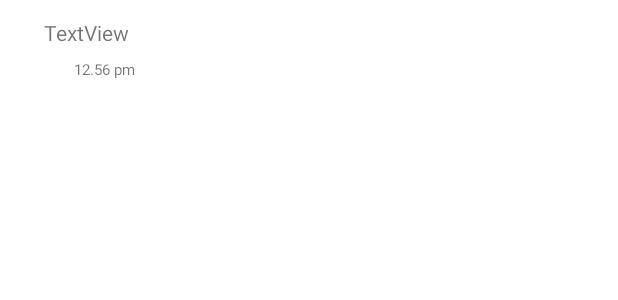
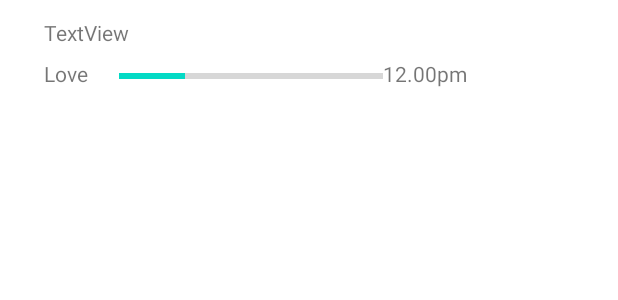
Before and after one commit to SKeerththan/iChat--Chat-Application-with-text-based-emotion-detection, an Android app: the layout sample_reciver.xml on its own in the app's theme, with its tools: preview values and no code run, on a phone screen of 412 x 824 dp. Shown: the top 300 px of the screen. Run offline under Robolectric (Android 15) with nearby library versions, the phone set to English and light mode, and no system bars.

Commit message:
final code v2

```diff
--- a/ChatApp/app/src/main/java/keerththan/sk/ichat/Adapter/ChatAdapter.java
+++ b/ChatApp/app/src/main/java/keerththan/sk/ichat/Adapter/ChatAdapter.java
@@ -10,6 +10,7 @@ import android.util.Log;
 import android.view.LayoutInflater;
 import android.view.View;
 import android.view.ViewGroup;
+import android.widget.ProgressBar;
 import android.widget.TextView;
 
 import androidx.annotation.NonNull;
@@ -155,7 +156,8 @@ public class ChatAdapter extends RecyclerView.Adapter {
                             Log.i("TAG", "Connection failure");
                         }
                         ((RecieverViewHolder) holder).recieverMsg.setText(translatedText);
-
+                        ((RecieverViewHolder) holder).emotionLableText.setText(messageModel.getSendMessageEmotionLable());
+                        ((RecieverViewHolder) holder).progressBar.setProgress(messageModel.getSendMessageEmotionScore().intValue());
 
 
 
@@ -256,12 +258,15 @@ public class ChatAdapter extends RecyclerView.Adapter {
 
 
     public class RecieverViewHolder extends RecyclerView.ViewHolder {
-        TextView recieverMsg, receiverTime;
+        TextView recieverMsg, receiverTime,emotionLableText;
+        ProgressBar progressBar;
 
         public RecieverViewHolder(@NonNull View itemView) {
             super(itemView);
             recieverMsg = itemView.findViewById(R.id.reciverText);
             receiverTime = itemView.findViewById(R.id.receiverTime);
+            emotionLableText=itemView.findViewById(R.id.emotionLableText);
+            progressBar=itemView.findViewById(R.id.progressBar);
 
         }
     }
--- a/ChatApp/app/src/main/res/layout/sample_reciver.xml
+++ b/ChatApp/app/src/main/res/layout/sample_reciver.xml
@@ -2,17 +2,17 @@
 <androidx.constraintlayout.widget.ConstraintLayout xmlns:android="http://schemas.android.com/apk/res/android"
     xmlns:app="http://schemas.android.com/apk/res-auto"
     xmlns:tools="http://schemas.android.com/tools"
-    android:layout_width="wrap_content"
+    android:layout_width="match_parent"
     android:layout_height="wrap_content"
 
     android:layout_marginStart="5dp"
     android:layout_marginLeft="5dp"
+    android:layout_marginEnd="7dp"
     android:layout_marginTop="4dp"
     android:layout_marginRight="7dp"
-
     android:background="@drawable/bg_reciver"
     android:maxWidth="310dp"
-    android:maxHeight="500dp"
+    android:maxHeight="400dp"
     android:minHeight="30dp"
 
     >
@@ -20,7 +20,6 @@
     <TextView
         android:id="@+id/reciverText"
         android:layout_width="wrap_content"
-
         android:layout_height="wrap_content"
         android:layout_margin="8dp"
         android:inputType="textLongMessage|textMultiLine"
@@ -28,40 +27,56 @@
         android:minWidth="50dp"
         android:text="TextView"
         app:layout_constraintBottom_toTopOf="@+id/receiverTime"
-        app:layout_constraintEnd_toEndOf="parent"
-        app:layout_constraintStart_toStartOf="@+id/guideline2"
+        app:layout_constraintStart_toStartOf="@+id/guideline3"
         app:layout_constraintTop_toTopOf="parent"
-        app:layout_constraintVertical_bias="1.0"
-
-        />
-
+        app:layout_constraintVertical_bias="0.483" />
 
     <TextView
         android:id="@+id/receiverTime"
         android:layout_width="wrap_content"
         android:layout_height="wrap_content"
-        android:layout_marginEnd="4dp"
         android:layout_marginRight="4dp"
-        android:layout_marginBottom="4dp"
-        android:text="12.56 pm"
-        android:textSize="10sp"
+        android:layout_marginBottom="3dp"
+        android:text="12.00pm"
         app:layout_constraintBottom_toBottomOf="parent"
         app:layout_constraintEnd_toEndOf="parent"
 
+        />
+
+    <TextView
+        android:id="@+id/emotionLableText"
+        android:layout_width="wrap_content"
+        android:layout_height="wrap_content"
+        android:layout_marginStart="8dp"
+        android:layout_marginBottom="3dp"
+        android:maxWidth="270dp"
+        android:minWidth="50dp"
+        android:text="Love"
+        app:layout_constraintBottom_toBottomOf="parent"
+
+        app:layout_constraintStart_toStartOf="@+id/guideline3" />
+
+    <ProgressBar
+        android:id="@+id/progressBar"
+        style="@style/Widget.AppCompat.ProgressBar.Horizontal"
+        android:max="100"
+        android:progress="25"
+
+
+
+        android:layout_width="0dp"
+        android:layout_height="wrap_content"
+        android:layout_marginBottom="3dp"
+        app:layout_constraintBottom_toBottomOf="parent"
+        app:layout_constraintEnd_toStartOf="@+id/receiverTime"
+        app:layout_constraintStart_toEndOf="@+id/emotionLableText"
 
         />
 
-
-
-
     <androidx.constraintlayout.widget.Guideline
-        android:id="@+id/guideline2"
+        android:id="@+id/guideline3"
         android:layout_width="wrap_content"
         android:layout_height="wrap_content"
         android:orientation="vertical"
         app:layout_constraintGuide_begin="16dp" />
-
-
-
-
 </androidx.constraintlayout.widget.ConstraintLayout>
```
